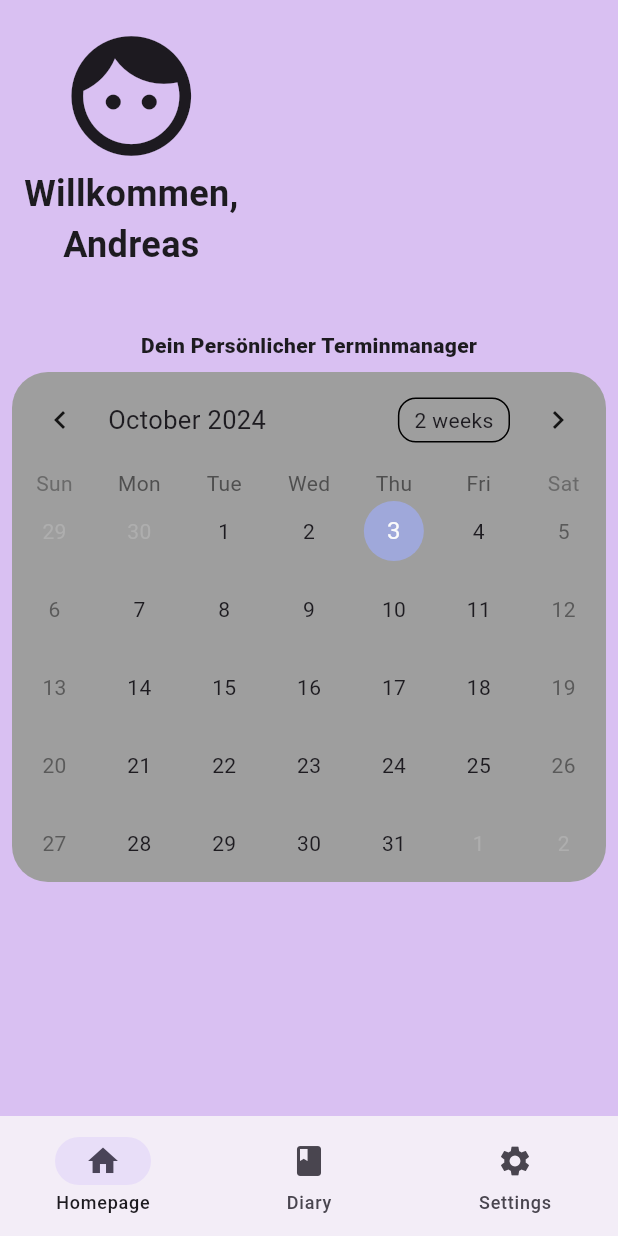
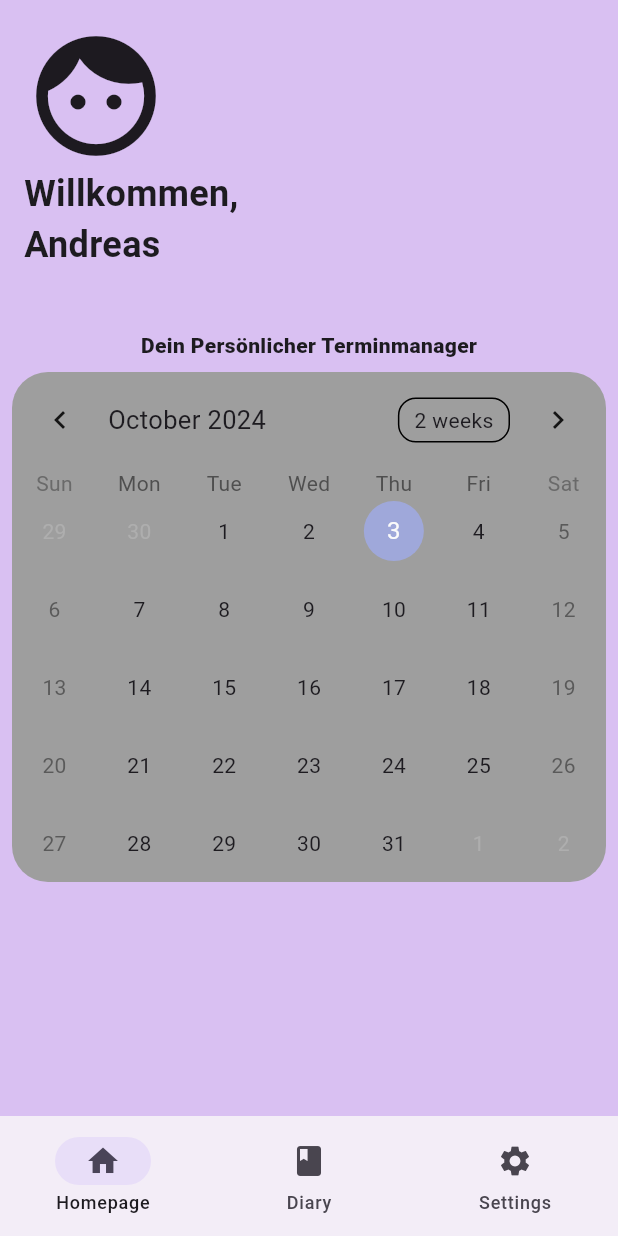
Before and after one commit to Dopa91/learning_app_projekt_uebung, a Flutter app: the HomePage screen opened by its route, on a phone screen of 412 x 824 dp. Run offline on Flutter 3.47's test engine with Material 3 defaults, Android fonts, the phone set to English and light mode, and no system bars; drawn by our look-alikes of table_calendar.

Commit message:
little fixes

```diff
--- a/lib/pages/homepage.dart
+++ b/lib/pages/homepage.dart
@@ -1,8 +1,6 @@
 import 'package:flutter/material.dart';
-import 'package:learning_app_projekt_uebung/pages/first_calendar.dart';
 import 'package:learning_app_projekt_uebung/pages/homepage_screen.dart';
 import 'package:learning_app_projekt_uebung/pages/settings_screen.dart';
-import 'package:learning_app_projekt_uebung/pages/user.dart';
 import 'package:learning_app_projekt_uebung/pages/user_list.dart';
 
 class HomePage extends StatefulWidget {
--- a/lib/pages/homepage_screen.dart
+++ b/lib/pages/homepage_screen.dart
@@ -1,7 +1,6 @@
 import 'package:flutter/material.dart';
 import 'package:learning_app_projekt_uebung/pages/first_calendar.dart';
 import 'package:learning_app_projekt_uebung/pages/user.dart';
-import 'package:learning_app_projekt_uebung/pages/user_list.dart';
 
 class HomepageScreen extends StatelessWidget {
   const HomepageScreen({
@@ -26,7 +25,7 @@ class HomepageScreen extends StatelessWidget {
                       borderRadius: BorderRadius.circular(16),
                     ),
                     child: Column(
-                      crossAxisAlignment: CrossAxisAlignment.center,
+                      crossAxisAlignment: CrossAxisAlignment.start,
                       children: [
                         const Icon(
                           Icons.face_sharp,
```
